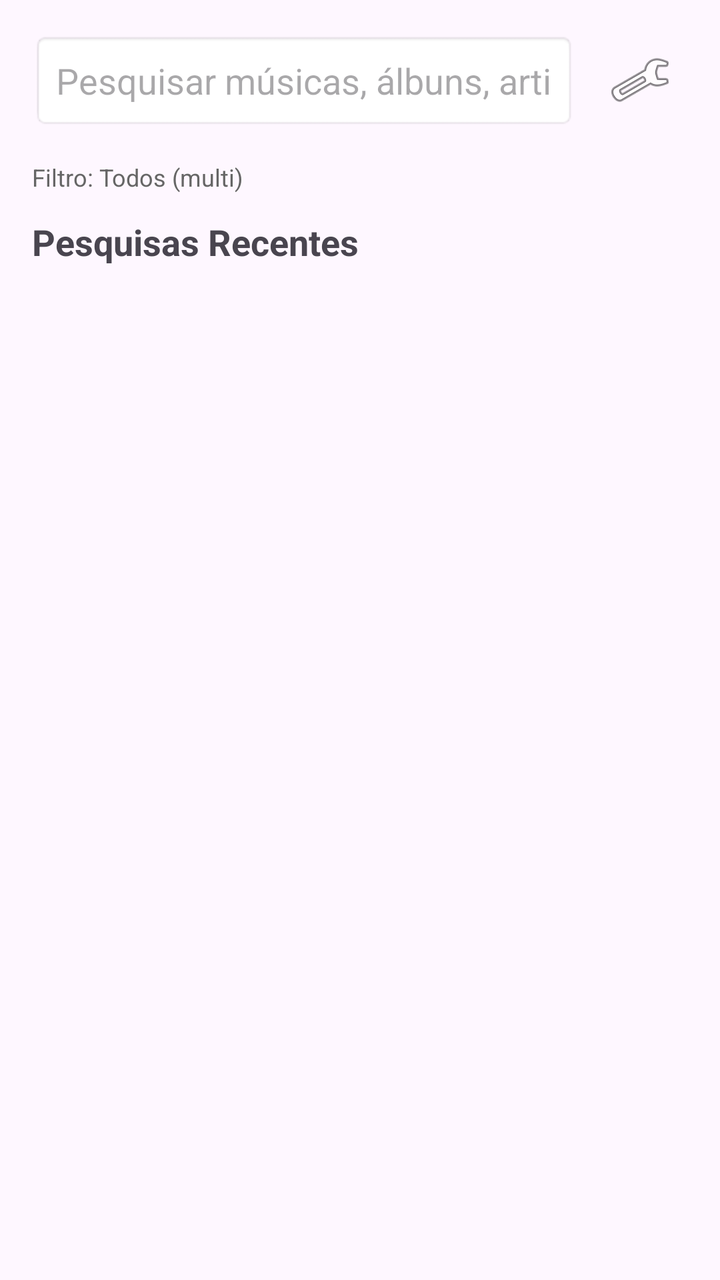
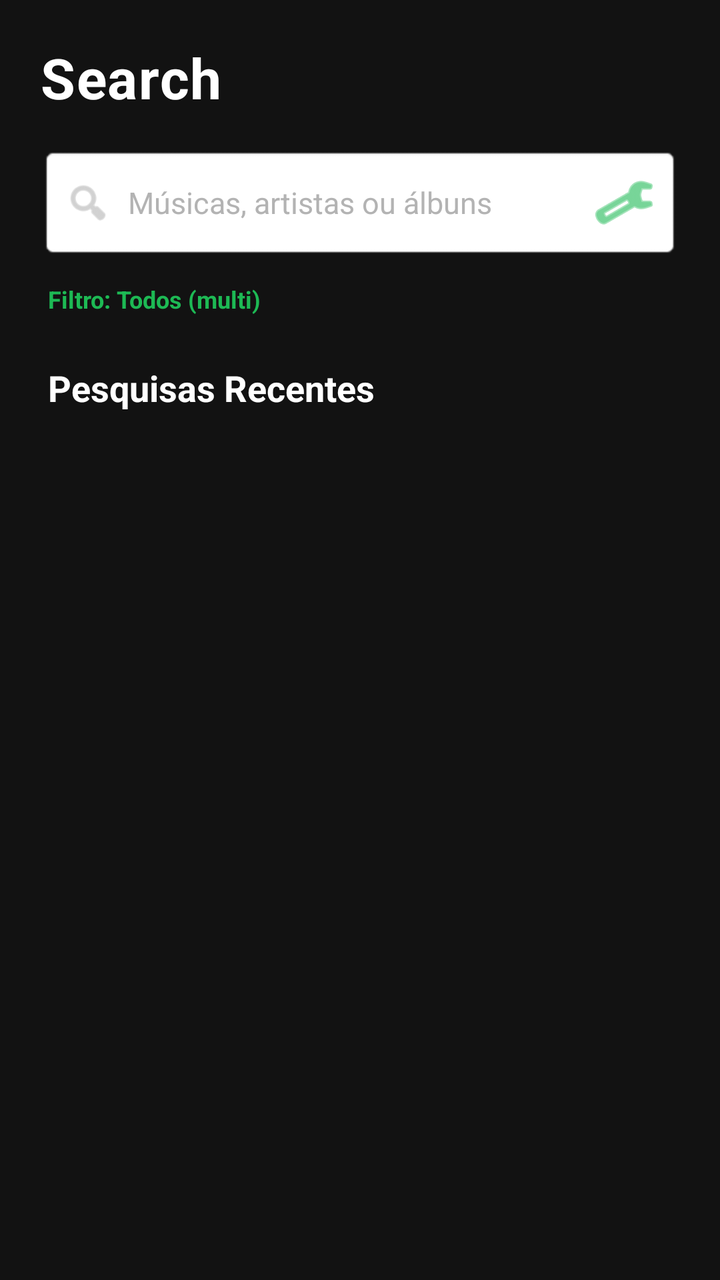

Compare the two renders of this Android layout. The source of the first and the diff that turns it into the second are given below.
<!-- AndroidManifest.xml: application theme Theme.DSSMV_ProjectDroid_1230628_1222027 -->
<!-- res/layout/activity_search.xml -->
<?xml version="1.0" encoding="utf-8"?>
<LinearLayout xmlns:android="http://schemas.android.com/apk/res/android"
              android:id="@+id/main_search"
              android:layout_width="match_parent"
              android:layout_height="match_parent"
              android:orientation="vertical"
              android:padding="16dp">

    <LinearLayout
            android:layout_width="match_parent"
            android:layout_height="wrap_content"
            android:orientation="horizontal"
            android:gravity="center_vertical"
            android:layout_marginBottom="16dp">

        <EditText
                android:id="@+id/etSearchQuery"
                android:layout_width="0dp"
                android:layout_height="wrap_content"
                android:layout_weight="1"
                android:hint="Pesquisar músicas, álbuns, artistas..."
                android:inputType="text"
                android:imeOptions="actionSearch"
                android:maxLines="1"
                android:padding="12dp"
                android:background="@android:drawable/editbox_background" />

        <ImageButton
                android:id="@+id/btnFilter"
                android:layout_width="48dp"
                android:layout_height="48dp"
                android:layout_marginStart="8dp"
                android:background="?attr/selectableItemBackgroundBorderless"
                android:src="@android:drawable/ic_menu_manage"
                android:contentDescription="Filtro de Pesquisa" />
    </LinearLayout>

    <TextView
            android:id="@+id/txtCurrentFilter"
            android:layout_width="wrap_content"
            android:layout_height="wrap_content"
            android:text="Filtro: Todos (multi)"
            android:textColor="#666666"
            android:textSize="12sp"
            android:layout_marginBottom="12dp" />

    <TextView
            android:layout_width="wrap_content"
            android:layout_height="wrap_content"
            android:text="Pesquisas Recentes"
            android:textSize="18sp"
            android:textStyle="bold"
            android:layout_marginBottom="8dp" />

    <ListView
            android:id="@+id/listSearchHistory"
            android:layout_width="match_parent"
            android:layout_height="match_parent" />

</LinearLayout>
<!-- resources referenced by this layout -->
<resources>
  <style name="Theme.DSSMV_ProjectDroid_1230628_1222027" parent="Base.Theme.DSSMV_ProjectDroid_1230628_1222027" />
  <style name="Base.Theme.DSSMV_ProjectDroid_1230628_1222027" parent="Theme.Material3.DayNight.NoActionBar">
          
          
      </style>
</resources>

<!-- the commit's change to res/layout/activity_search.xml (unified diff, before → after) -->
@@ -1,60 +1,95 @@
 <?xml version="1.0" encoding="utf-8"?>
 <LinearLayout xmlns:android="http://schemas.android.com/apk/res/android"
+              xmlns:app="http://schemas.android.com/apk/res-auto"
               android:id="@+id/main_search"
               android:layout_width="match_parent"
               android:layout_height="match_parent"
+              android:background="#121212"
               android:orientation="vertical"
-              android:padding="16dp">
+              android:padding="20dp">
+
+    <TextView
+            android:layout_width="wrap_content"
+            android:layout_height="wrap_content"
+            android:layout_marginBottom="16dp"
+            android:letterSpacing="0.02"
+            android:text="Search"
+            android:textColor="#FFFFFF"
+            android:textSize="28sp"
+            android:textStyle="bold" />
 
     <LinearLayout
             android:layout_width="match_parent"
             android:layout_height="wrap_content"
+            android:layout_marginBottom="12dp"
+            android:background="@android:drawable/editbox_background"
+            android:gravity="center_vertical"
             android:orientation="horizontal"
-            android:gravity="center_vertical"
-            android:layout_marginBottom="16dp">
+            android:paddingStart="12dp"
+            android:paddingTop="4dp"
+            android:paddingEnd="8dp"
+            android:paddingBottom="4dp">
+
+        <ImageView
+                android:layout_width="24dp"
+                android:layout_height="24dp"
+                android:contentDescription="Search Icon"
+                android:src="@android:drawable/ic_menu_search"
+                app:tint="#B3B3B3" />
 
         <EditText
                 android:id="@+id/etSearchQuery"
                 android:layout_width="0dp"
-                android:layout_height="wrap_content"
+                android:layout_height="48dp"
                 android:layout_weight="1"
-                android:hint="Pesquisar músicas, álbuns, artistas..."
+                android:background="@null"
+                android:hint="Músicas, artistas ou álbuns"
+                android:imeOptions="actionSearch"
                 android:inputType="text"
-                android:imeOptions="actionSearch"
                 android:maxLines="1"
-                android:padding="12dp"
-                android:background="@android:drawable/editbox_background" />
+                android:paddingStart="8dp"
+                android:paddingEnd="8dp"
+                android:textColor="#FFFFFF"
+                android:textColorHint="#B3B3B3"
+                android:textSize="15sp" />
 
         <ImageButton
                 android:id="@+id/btnFilter"
-                android:layout_width="48dp"
-                android:layout_height="48dp"
-                android:layout_marginStart="8dp"
+                android:layout_width="40dp"
+                android:layout_height="40dp"
                 android:background="?attr/selectableItemBackgroundBorderless"
+                android:contentDescription="Filtro de Pesquisa"
                 android:src="@android:drawable/ic_menu_manage"
-                android:contentDescription="Filtro de Pesquisa" />
+                app:tint="#1DB954" />
     </LinearLayout>
 
     <TextView
             android:id="@+id/txtCurrentFilter"
             android:layout_width="wrap_content"
             android:layout_height="wrap_content"
+            android:layout_marginStart="4dp"
+            android:layout_marginBottom="24dp"
             android:text="Filtro: Todos (multi)"
-            android:textColor="#666666"
+            android:textColor="#1DB954"
             android:textSize="12sp"
-            android:layout_marginBottom="12dp" />
+            android:textStyle="bold" />
 
     <TextView
             android:layout_width="wrap_content"
             android:layout_height="wrap_content"
+            android:layout_marginStart="4dp"
+            android:layout_marginBottom="12dp"
             android:text="Pesquisas Recentes"
+            android:textColor="#FFFFFF"
             android:textSize="18sp"
-            android:textStyle="bold"
-            android:layout_marginBottom="8dp" />
+            android:textStyle="bold" />
 
     <ListView
             android:id="@+id/listSearchHistory"
             android:layout_width="match_parent"
-            android:layout_height="match_parent" />
+            android:layout_height="match_parent"
+            android:divider="#282828"
+            android:dividerHeight="1dp"
+            android:scrollbars="vertical" />
 
 </LinearLayout>
